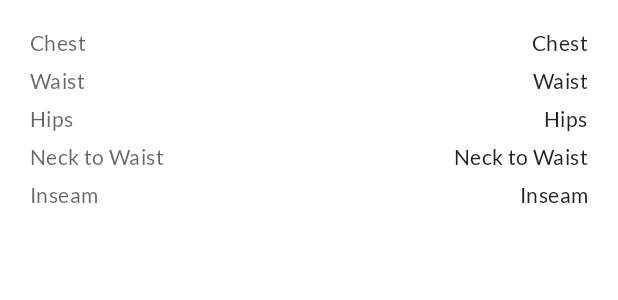
After one commit to syntialai/TailorMade-mobile, an Android app: the layout layout_size_information_detail.xml on its own in the app's theme, with its tools: preview values and no code run, on a phone screen of 412 x 824 dp. The commit adds this screen. Shown: the top 300 px of the screen. Run offline under Robolectric (Android 15) with nearby library versions, the phone set to English and light mode, and no system bars.

Commit message:
SETUP-DESIGN-DETAIL-LAYOUT: Add layout for size detail
Signed-off-by: syntialai <53588149+syntialai@users.noreply.github.com>

```diff
--- a/features/tailormade_design_detail/src/main/java/com/future/tailormade_design_detail/feature/view/DesignDetailActivity.kt
+++ b/features/tailormade_design_detail/src/main/java/com/future/tailormade_design_detail/feature/view/DesignDetailActivity.kt
@@ -3,7 +3,9 @@ package com.future.tailormade_design_detail.feature.view
 import android.os.Bundle
 import com.future.tailormade.base.view.BaseActivity
 import com.future.tailormade_design_detail.databinding.ActivityDesignDetailBinding
+import dagger.hilt.android.AndroidEntryPoint
 
+@AndroidEntryPoint
 class DesignDetailActivity : BaseActivity() {
 
   companion object {
--- a/features/tailormade_design_detail/src/main/res/layout/fragment_design_detail.xml
+++ b/features/tailormade_design_detail/src/main/res/layout/fragment_design_detail.xml
@@ -8,7 +8,9 @@
     android:orientation="vertical"
     tools:context=".feature.view.DesignDetailFragment">
 
-    <include layout="@layout/layout_design_detail_general_info" />
+    <include
+        android:id="@+id/layout_design_detail_general_info"
+        layout="@layout/layout_design_detail_general_info" />
 
     <TextView
         android:id="@+id/text_view_size_info_label"
@@ -48,6 +50,12 @@
         android:layout_height="@dimen/dp_1"
         android:background="?attr/colorSurface2"
         android:paddingHorizontal="@dimen/dp_16" />
+
+    <include
+        android:id="@+id/layout_size_information_detail"
+        layout="@layout/layout_size_information_detail"
+        android:layout_width="match_parent"
+        android:layout_height="wrap_content" />
 
     <TextView
         android:id="@+id/text_view_available_color_label"
--- a/features/tailormade_design_detail/src/main/res/navigation/nav_design_detail_graph.xml
+++ b/features/tailormade_design_detail/src/main/res/navigation/nav_design_detail_graph.xml
@@ -1,5 +1,13 @@
 <?xml version="1.0" encoding="utf-8"?>
 <navigation xmlns:android="http://schemas.android.com/apk/res/android"
-    xmlns:app="http://schemas.android.com/apk/res-auto" android:id="@+id/nav_design_detail_graph">
+    xmlns:app="http://schemas.android.com/apk/res-auto"
+    xmlns:tools="http://schemas.android.com/tools"
+    android:id="@+id/nav_design_detail_graph"
+    app:startDestination="@id/designDetailFragment">
 
+    <fragment
+        android:id="@+id/designDetailFragment"
+        android:name="com.future.tailormade_design_detail.feature.view.DesignDetailFragment"
+        android:label="fragment_design_detail"
+        tools:layout="@layout/fragment_design_detail" />
 </navigation>
--- /dev/null
+++ b/libraries/tailormade_dls/src/main/java/com/future/tailormade_dls/util/adapter/BindingAdapter.kt
@@ -0,0 +1,15 @@
+package com.future.tailormade_dls.util.adapter
+
+import android.graphics.Paint
+import android.widget.TextView
+
+import androidx.databinding.BindingAdapter
+
+@BindingAdapter("strikeThrough")
+fun strikeThrough(textView: TextView, strikeThrough: Boolean) {
+  if (strikeThrough) {
+    textView.paintFlags = textView.paintFlags or Paint.STRIKE_THRU_TEXT_FLAG
+  } else {
+    textView.paintFlags = textView.paintFlags and Paint.STRIKE_THRU_TEXT_FLAG.inv()
+  }
+}
--- /dev/null
+++ b/libraries/tailormade_dls/src/main/res/layout/layout_size_information_detail.xml
@@ -0,0 +1,87 @@
+<?xml version="1.0" encoding="utf-8"?>
+<GridLayout xmlns:android="http://schemas.android.com/apk/res/android"
+    xmlns:tools="http://schemas.android.com/tools"
+    android:id="@+id/grid_size_information_detail"
+    android:layout_width="match_parent"
+    android:layout_height="wrap_content"
+    android:background="?attr/cardBackgroundColor"
+    android:columnCount="2"
+    android:padding="@dimen/dp_16"
+    android:rowCount="5"
+    android:useDefaultMargins="true">
+
+    <TextView
+        android:id="@+id/text_view_chest_label"
+        style="@style/TextAppearance.TailorMade.Body2.BlackMedium"
+        android:layout_row="0"
+        android:layout_column="0"
+        android:text="@string/size_chest_label" />
+
+    <TextView
+        android:id="@+id/text_view_chest"
+        style="@style/TextAppearance.TailorMade.Body2.BlackHigh"
+        android:layout_row="0"
+        android:layout_column="1"
+        android:layout_gravity="end"
+        tools:text="@string/size_chest_label" />
+
+    <TextView
+        android:id="@+id/text_view_size_waist_label"
+        style="@style/TextAppearance.TailorMade.Body2.BlackMedium"
+        android:layout_row="1"
+        android:layout_column="0"
+        android:text="@string/size_waist_label" />
+
+    <TextView
+        android:id="@+id/text_view_size_waist"
+        style="@style/TextAppearance.TailorMade.Body2.BlackHigh"
+        android:layout_row="1"
+        android:layout_column="1"
+        android:layout_gravity="end"
+        tools:text="@string/size_waist_label" />
+
+    <TextView
+        android:id="@+id/text_view_size_hips_label"
+        style="@style/TextAppearance.TailorMade.Body2.BlackMedium"
+        android:layout_row="2"
+        android:layout_column="0"
+        android:text="@string/size_hips_label" />
+
+    <TextView
+        android:id="@+id/text_view_size_hips"
+        style="@style/TextAppearance.TailorMade.Body2.BlackHigh"
+        android:layout_row="2"
+        android:layout_column="1"
+        android:layout_gravity="end"
+        tools:text="@string/size_hips_label" />
+
+    <TextView
+        android:id="@+id/text_view_size_neck_to_waist_label"
+        style="@style/TextAppearance.TailorMade.Body2.BlackMedium"
+        android:layout_row="3"
+        android:layout_column="0"
+        android:text="@string/size_neck_to_waist_label" />
+
+    <TextView
+        android:id="@+id/text_view_size_neck_to_waist"
+        style="@style/TextAppearance.TailorMade.Body2.BlackHigh"
+        android:layout_row="3"
+        android:layout_column="1"
+        android:layout_gravity="end"
+        tools:text="@string/size_neck_to_waist_label" />
+
+    <TextView
+        android:id="@+id/text_view_size_inseam_label"
+        style="@style/TextAppearance.TailorMade.Body2.BlackMedium"
+        android:layout_row="4"
+        android:layout_column="0"
+        android:text="@string/size_inseam_label" />
+
+    <TextView
+        android:id="@+id/text_view_size_inseam"
+        style="@style/TextAppearance.TailorMade.Body2.BlackHigh"
+        android:layout_row="4"
+        android:layout_column="1"
+        android:layout_gravity="end"
+        tools:text="@string/size_inseam_label" />
+</GridLayout>
--- a/libraries/tailormade_dls/src/main/res/values/strings.xml
+++ b/libraries/tailormade_dls/src/main/res/values/strings.xml
@@ -45,4 +45,9 @@
     <string name="order_menu_label">Order</string>
     <string name="cart_menu_label">Cart</string>
     <string name="profile_menu_label">Profile</string>
+    <string name="size_chest_label">Chest</string>
+    <string name="size_waist_label">Waist</string>
+    <string name="size_hips_label">Hips</string>
+    <string name="size_neck_to_waist_label">Neck to Waist</string>
+    <string name="size_inseam_label">Inseam</string>
 </resources>
```
